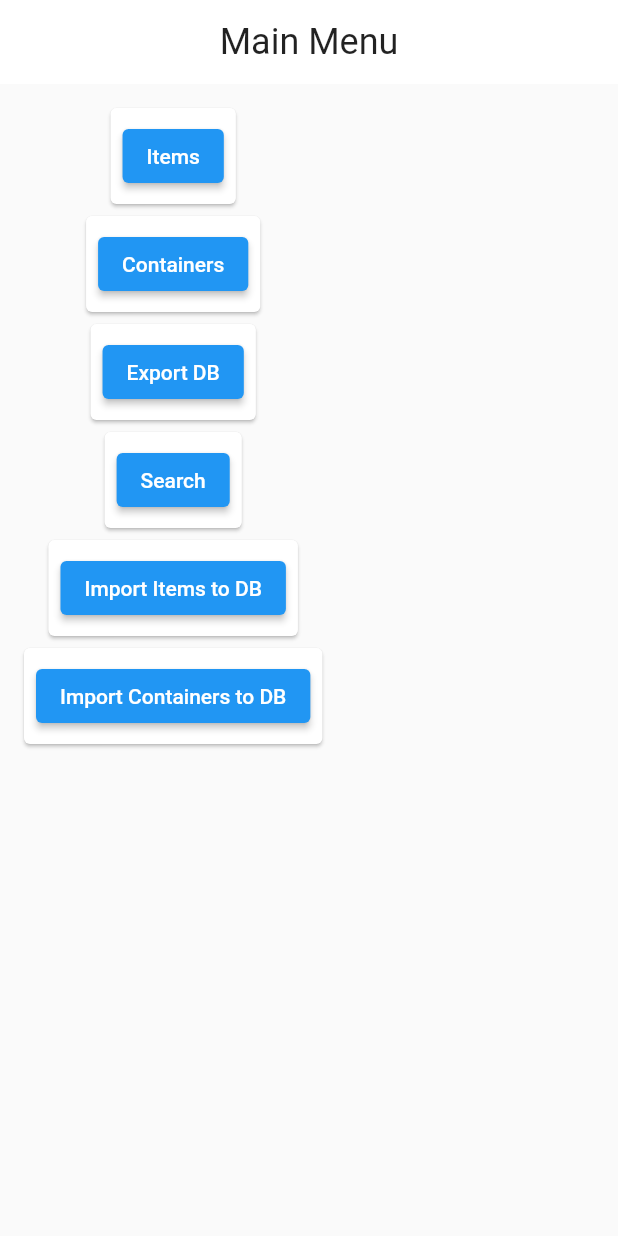
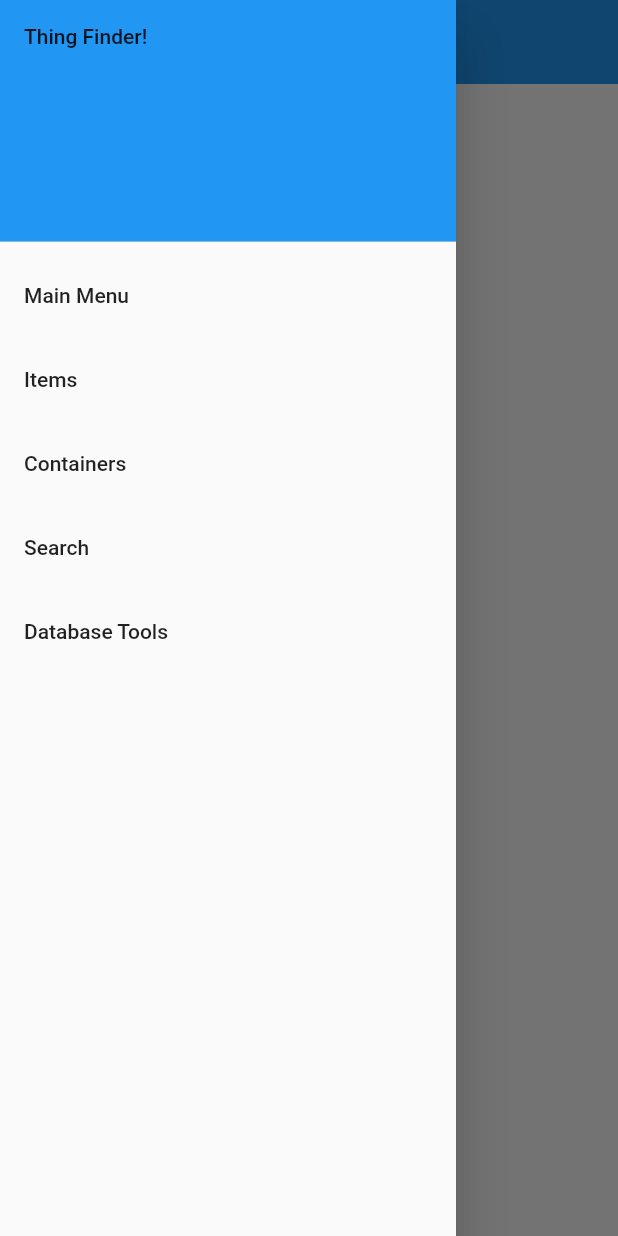
Before and after one commit to jlprince21/thing_finder, a Flutter app: the screen it shows after launch, with the side drawer open (before the commit the screen has no drawer), on a phone screen of 412 x 824 dp. Run offline on Flutter 3.47's test engine with Material 2 defaults, Android fonts, the light colour scheme and no system bars; our stand-ins replace drift, file_picker, get, share_plus; accounts and stored records are empty; generated files the repository leaves out were written again.

Commit message:
Add navigation drawer, dedicated database tools screen, and GetX. Revise styling in app bar.

```diff
--- a/lib/main.dart
+++ b/lib/main.dart
@@ -2,6 +2,7 @@ import 'package:flutter/material.dart';
 import 'package:thing_finder/database/database.dart';
 import 'package:provider/provider.dart';
 import 'package:thing_finder/screen/main_menu_screen.dart';
+import 'package:get/get.dart';
 
 void main() {
   runApp(const MyApp());
@@ -15,7 +16,7 @@ class MyApp extends StatelessWidget {
   Widget build(BuildContext context) {
     return Provider(
       create: (context) => AppDatabase(),
-      child: MaterialApp(
+      child: GetMaterialApp(
         debugShowCheckedModeBanner: false,
         title: 'Thing Finder',
         home: const MainMenuScreen()
--- a/lib/screen/main_menu_screen.dart
+++ b/lib/screen/main_menu_screen.dart
@@ -1,18 +1,8 @@
 
-import 'dart:convert';
-import 'dart:io';
-
-import 'package:drift/drift.dart' as dr;
-import 'package:file_picker/file_picker.dart';
 import 'package:flutter/material.dart';
-import 'package:intl/intl.dart';
-import 'package:path_provider/path_provider.dart';
 import 'package:provider/provider.dart';
-import 'package:share_plus/share_plus.dart';
 import 'package:thing_finder/database/database.dart';
-import 'package:thing_finder/screen/containers_screen.dart';
-import 'package:thing_finder/screen/items_screen.dart';
-import 'package:thing_finder/screen/search_screen.dart';
+import 'package:thing_finder/util/app_drawer.dart';
 
 class MainMenuScreen extends StatefulWidget {
   const MainMenuScreen({Key? key}) : super(key: key);
@@ -30,178 +20,31 @@ class _MainMenuScreenState extends State<MainMenuScreen> {
 
     return Scaffold(
       appBar: _getMainMenuAppBar(),
-      body: SingleChildScrollView(
-        child: Padding(
-          padding: const EdgeInsets.all(12.0),
-          child: Column(
-            children: <Widget>[
-              Card(
-                child: Padding(
-                  padding: const EdgeInsets.all(8.0),
-                  child: ElevatedButton(
-                    child: Text('Items'),
-                    onPressed: () {
-                      Navigator.push(context, MaterialPageRoute(builder: (context) => ItemsScreen(searchText: "")));
-                    },
-                  ),
-                ),
-              ),
-              Card(
-                child: Padding(
-                  padding: const EdgeInsets.all(8.0),
-                  child: ElevatedButton(
-                    child: Text('Containers'),
-                    onPressed: () {
-                      Navigator.push(context, MaterialPageRoute(builder: (context) => ContainersScreen(searchText: "")));
-                    },
-                  ),
-                ),
-              ),
-            Card(
-                child: Padding(
-                  padding: const EdgeInsets.all(8.0),
-                  child: ElevatedButton(
-                    child: Text('Export DB'),
-                    onPressed: () {
-                      exportDatabase();
-                    },
-                  ),
-                ),
-              ),
-            Card(
-                child: Padding(
-                  padding: const EdgeInsets.all(8.0),
-                  child: ElevatedButton(
-                    child: Text('Search'),
-                    onPressed: () {
-                      Navigator.push(context, MaterialPageRoute(builder: (context) => SearchScreen()));
-                    },
-                  ),
-                ),
-              ),
-            Card(
-                child: Padding(
-                  padding: const EdgeInsets.all(8.0),
-                  child: ElevatedButton(
-                    child: Text('Import Items to DB'),
-                    onPressed: () {
-                      _pickFile("item");
-                    },
-                  ),
-                ),
-              ),
-            Card(
-                child: Padding(
-                  padding: const EdgeInsets.all(8.0),
-                  child: ElevatedButton(
-                    child: Text('Import Containers to DB'),
-                    onPressed: () {
-                      _pickFile("container");
-                    },
-                  ),
-                ),
-              ),
-            ],
-          ),
+      drawer: AppDrawer(),
+      body: ListView(
+          // Important: Remove any padding from the ListView.
+          // padding: EdgeInsets.zero,
+          children: AppDrawer.getMenu()
         ),
-      ),
     );
+  }
+
+  ButtonStyle getButtonStyle() {
+    return ElevatedButton.styleFrom(
+        shape: RoundedRectangleBorder(
+      borderRadius: BorderRadius.circular(12), // <-- Radius
+    ));
   }
 
   _getMainMenuAppBar(){
     return AppBar(
-      backgroundColor: Colors.white,
+      // backgroundColor: Colors.white,
       centerTitle: true,
       elevation: 0,
       title: Text(
         'Main Menu',
-        style: Theme.of(context).textTheme.headline5,
+        // style: Theme.of(context).textTheme.headline5,
       ),
     );
   }
-
-  _createItem(String line) {
-    // TODO using a CSV parser may make this easier
-    final split = line.split('|');
-    final Map<int, String> values = {
-      for (int i = 0; i < split.length; i++)
-        i: split[i]
-    };
-    print(values);
-
-    final itemId = values[0];
-    final containerId = values[1];
-    final itemTitle = values[2];
-    final itemDescription = values[3];
-    final itemDate = values[4];
-
-    appDatabase
-      .createItem(DbItemCompanion(
-        uniqueId: dr.Value(itemId!),
-        title: dr.Value(itemTitle!),
-        description: itemDescription == null ? dr.Value(null) : dr.Value(itemDescription),
-        date: dr.Value(itemDate!),
-        container: dr.Value(containerId)));
-  }
-
-  _createContainer(String line) {
-    // TODO using a CSV parser may make this easier
-    final split = line.split('|');
-    final Map<int, String> values = {
-      for (int i = 0; i < split.length; i++)
-        i: split[i]
-    };
-    print(values);
-
-    final containerId = values[0];
-    final containerTitle = values[1];
-    final containerDescription = values[2];
-    final containerDate = values[3];
-
-    appDatabase
-      .createContainer(DbContainerCompanion(
-        uniqueId: dr.Value(containerId!),
-        title: dr.Value(containerTitle!),
-        description: containerDescription == null ? dr.Value(null) : dr.Value(containerDescription),
-        date: dr.Value(containerDate!),
-        ));
-  }
-
-  _pickFile(String itemOrContainer) async {
-    FilePickerResult? result = await FilePicker.platform.pickFiles();
-
-    if (result != null) {
-      File file = File(result.files.single.path!);
-      print("path: " + file.path);
-
-      if (itemOrContainer == "item")
-      {
-        new File(file.path)
-          .openRead()
-          .transform(utf8.decoder)
-          .transform(new LineSplitter())
-          .forEach((l) => _createItem(l));
-      }
-      else if (itemOrContainer == "container")
-      {
-        new File(file.path)
-          .openRead()
-          .transform(utf8.decoder)
-          .transform(new LineSplitter())
-          .forEach((l) => _createContainer(l));
-      }
-
-    } else {
-      // User canceled the picker
-      print("Failed");
-    }
-  }
-
-  exportDatabase() async {
-    // TODO this method may be more useful in database area
-    var appDocumentsDirectory = await getApplicationDocumentsDirectory();
-    var appDocumentsPath = appDocumentsDirectory.path;
-    var filePath = '$appDocumentsPath/db.sqlite'; // TODO this path probably needs to be a constant somewhere
-    Share.shareFiles([filePath]);
-  }
 }
--- a/lib/screen/search_screen.dart
+++ b/lib/screen/search_screen.dart
@@ -2,6 +2,7 @@ import 'package:flutter/material.dart';
 import 'package:path_provider/path_provider.dart';
 import 'package:thing_finder/screen/containers_screen.dart';
 import 'package:thing_finder/screen/items_screen.dart';
+import 'package:thing_finder/util/app_drawer.dart';
 
 class SearchScreen extends StatefulWidget {
   const SearchScreen({Key? key}) : super(key: key);
@@ -25,6 +26,7 @@ class _SearchScreenState extends State<SearchScreen> {
   Widget build(BuildContext context) {
     return Scaffold(
       appBar: _getSearchAppBar(),
+      drawer: AppDrawer(),
       body: SingleChildScrollView(
         child: Padding(
           padding: const EdgeInsets.all(12.0),
@@ -87,12 +89,12 @@ class _SearchScreenState extends State<SearchScreen> {
 
   _getSearchAppBar(){
     return AppBar(
-      backgroundColor: Colors.white,
+      // backgroundColor: Colors.white,
       centerTitle: true,
       elevation: 0,
       title: Text(
         'Search',
-        style: Theme.of(context).textTheme.headline5,
+        // style: Theme.of(context).textTheme.headline5,
       ),
     );
   }
--- /dev/null
+++ b/lib/util/app_drawer.dart
@@ -0,0 +1,82 @@
+import 'package:flutter/material.dart';
+import 'package:get/get.dart';
+
+import '../screen/containers_screen.dart';
+import '../screen/database_tools_screen.dart';
+import '../screen/items_screen.dart';
+import '../screen/main_menu_screen.dart';
+import '../screen/search_screen.dart';
+
+class AppDrawer extends StatelessWidget {
+  @override
+  Widget build(BuildContext context) {
+    List<Widget> drawerWidgets = <Widget>[];
+    drawerWidgets.add(const DrawerHeader(
+      decoration: BoxDecoration(
+        color: Colors.blue,
+      ),
+      child: Text('Thing Finder!'),
+    ));
+    drawerWidgets.addAll(getMenu());
+
+    return Drawer(
+        child: ListView(
+          // Important: Remove any padding from the ListView.
+          padding: EdgeInsets.zero,
+          children: drawerWidgets,
+        ),
+    );
+  }
+
+  static List<Widget> getMenu()
+  {
+    List <Widget> menuEntries = <Widget>[];
+
+    menuEntries.add(
+      ListTile(
+        title: const Text('Main Menu'),
+        onTap: () {
+          Get.to(MainMenuScreen());
+        },
+      ),
+    );
+
+    menuEntries.add(
+      ListTile(
+        title: const Text('Items'),
+        onTap: () {
+          Get.to(ItemsScreen(searchText: ""));
+        },
+      ),
+    );
+
+    menuEntries.add(
+      ListTile(
+        title: const Text('Containers'),
+        onTap: () {
+          Get.to(ContainersScreen(searchText: ""));
+        },
+      ),
+    );
+
+    menuEntries.add(
+      ListTile(
+        title: const Text('Search'),
+        onTap: () {
+          Get.to(SearchScreen());
+        },
+      ),
+    );
+
+    menuEntries.add(
+      ListTile(
+        title: const Text('Database Tools'),
+        onTap: () {
+          Get.to(DatabaseToolsScreen());
+        },
+      ),
+    );
+
+    return menuEntries;
+  }
+}
--- a/pubspec.yaml
+++ b/pubspec.yaml
@@ -31,6 +31,7 @@ dependencies:
     sdk: flutter
   drift: ^1.3.0
   flutter_staggered_grid_view: ^0.4.1
+  get:
   intl: ^0.17.0
   path: 1.8.0 # note this is supposed to be ^1.8.1 according to Drift docs but causes a compile error
   path_provider: ^2.0.0
```
Also changed, not shown: lib/screen/container_detail_screen.dart (+4 -4 lines), lib/screen/containers_screen.dart (+5 -3 lines), lib/screen/database_tools_screen.dart (added, +179 -0 lines), lib/screen/item_detail_screen.dart (+4 -4 lines), lib/screen/items_screen.dart (+5 -3 lines), pubspec.lock.
